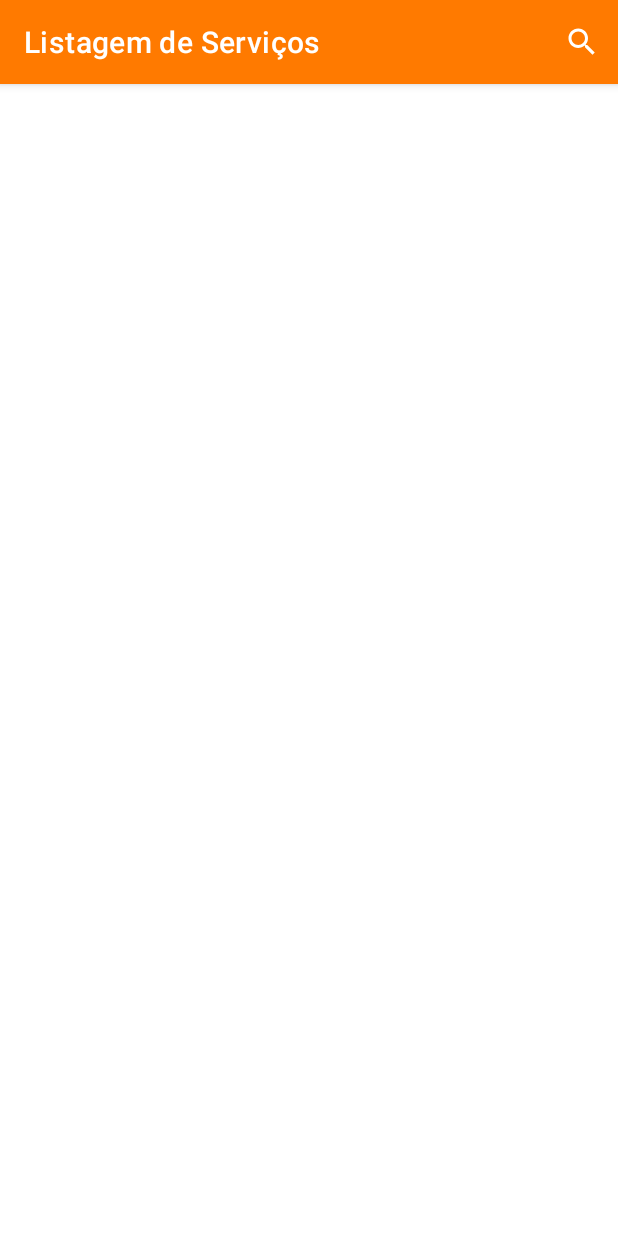
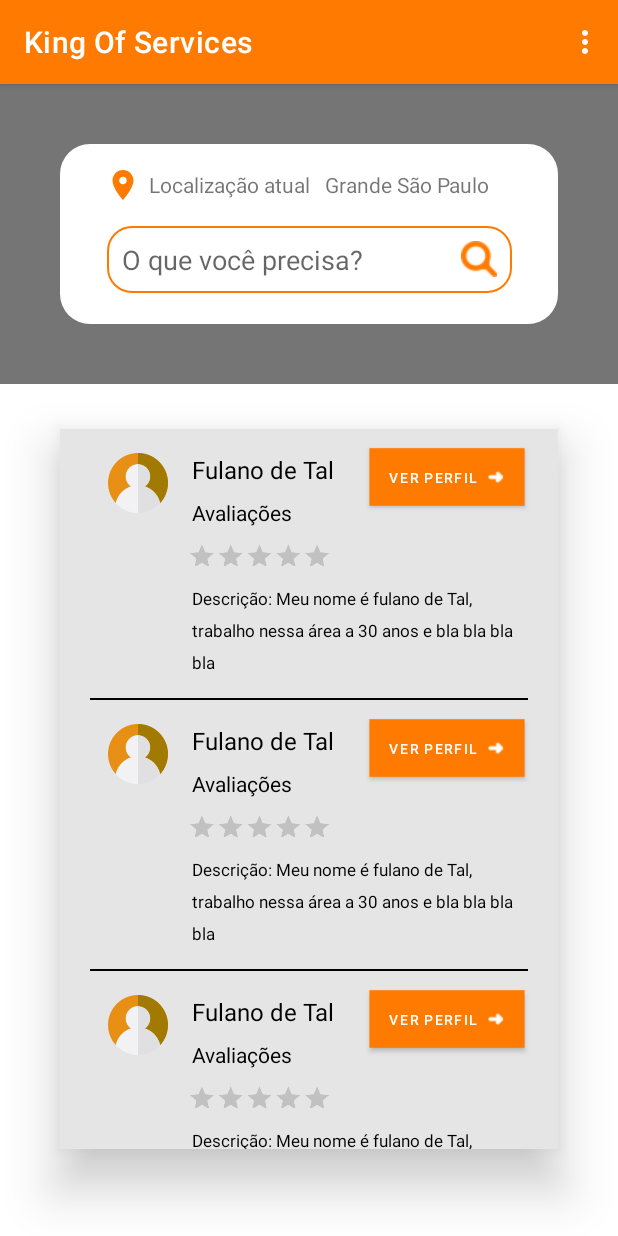
Before and after one commit to Natan-slip/Mobile-King-Of-Service, an Android app: the TelaLogin screen opened directly, with no data from a screen before it, after a tap on "LOGIN", on a phone screen of 412 x 824 dp. Run offline under Robolectric (Android 15) with nearby library versions, the phone set to English and light mode, and no system bars; Roboto replaces fonts that are not available here.

Commit message:
Transfeência de telas concluído

```diff
--- a/app/src/main/AndroidManifest.xml
+++ b/app/src/main/AndroidManifest.xml
@@ -11,7 +11,8 @@
         android:roundIcon="@mipmap/ic_launcher_round"
         android:supportsRtl="true"
         android:theme="@style/Theme.KingOfService">
-        <activity android:name=".TelaListagemDeServicos"></activity>
+        <activity android:name=".TelaListagem"></activity>
+        <activity android:name=".TelaListagemDeServicos" />
         <activity android:name=".TelaFeed" />
         <activity
             android:name=".TelaCadastroPrestador"
--- a/app/src/main/java/br/com/kingofservice/TelaCadastroCliente.kt
+++ b/app/src/main/java/br/com/kingofservice/TelaCadastroCliente.kt
@@ -60,12 +60,34 @@ class TelaCadastroCliente : AppCompatActivity() {
         return true;
     }
 
+    private fun trocaTela() {
+        val intent = Intent(this, TelaListagem::class.java)
+        startActivity(intent)
+    }
+
+    private fun cancelarTela() {
+        val intent = Intent(this, MainActivity::class.java)
+        startActivity(intent)
+    }
+
     override fun onOptionsItemSelected(item: MenuItem): Boolean {
 
         when (item.itemId) {
-            R.id.menu_save -> Toast.makeText(this,"Salvado com sucesso!!", Toast.LENGTH_SHORT).show()
-            R.id.menu_cancel -> Toast.makeText(this,"Cancelado com sucesso!!", Toast.LENGTH_SHORT).show()
-            R.id.menu_help -> Toast.makeText(this,"Ajuda com sucesso!!", Toast.LENGTH_SHORT).show()
+            R.id.menu_save -> {
+                trocaTela()
+                return true
+            }
+
+            R.id.menu_cancel -> {
+                cancelarTela()
+                return true
+            }
+
+            R.id.menu_help -> Toast.makeText(
+                this,
+                "Ajuda com sucesso!!",
+                Toast.LENGTH_SHORT).show()
+
         }
 
         return super.onOptionsItemSelected(item)
--- a/app/src/main/java/br/com/kingofservice/TelaCadastroPrestador.kt
+++ b/app/src/main/java/br/com/kingofservice/TelaCadastroPrestador.kt
@@ -16,8 +16,6 @@ import kotlinx.android.synthetic.main.activity_tela_cadastro_prestador.*
 import java.util.*
 
 class TelaCadastroPrestador : AppCompatActivity() {
-
-    lateinit var iconSalvar: Icon
 
     override fun onCreate(savedInstanceState: Bundle?) {
         super.onCreate(savedInstanceState)
@@ -68,12 +66,33 @@ class TelaCadastroPrestador : AppCompatActivity() {
         return true;
     }
 
+    private fun trocaTela() {
+        val intent = Intent(this, TelaListagem::class.java)
+        startActivity(intent)
+    }
+
+    private fun cancelarTela() {
+        val intent = Intent(this, MainActivity::class.java)
+        startActivity(intent)
+    }
+
     override fun onOptionsItemSelected(item: MenuItem): Boolean {
 
         when (item.itemId) {
-            R.id.menu_save -> Toast.makeText(this,"Salvado com sucesso!!", Toast.LENGTH_SHORT).show()
-            R.id.menu_cancel -> Toast.makeText(this,"Cancelado com sucesso!!", Toast.LENGTH_SHORT).show()
-            R.id.menu_help -> Toast.makeText(this,"Ajuda com sucesso!!", Toast.LENGTH_SHORT).show()
+            R.id.menu_save -> {
+                trocaTela()
+                return true
+            }
+
+            R.id.menu_cancel -> {
+                cancelarTela()
+                return true
+            }
+
+            R.id.menu_help -> Toast.makeText(this
+                ,"Ajuda com sucesso!!",
+                Toast.LENGTH_SHORT).show()
+
         }
 
         return super.onOptionsItemSelected(item)
--- /dev/null
+++ b/app/src/main/java/br/com/kingofservice/TelaListagem.kt
@@ -0,0 +1,60 @@
+package br.com.kingofservice
+
+import android.content.Intent
+import androidx.appcompat.app.AppCompatActivity
+import android.os.Bundle
+import android.view.Menu
+import android.view.MenuItem
+import android.widget.Toast
+
+class TelaListagem : AppCompatActivity() {
+    override fun onCreate(savedInstanceState: Bundle?) {
+        super.onCreate(savedInstanceState)
+        setContentView(R.layout.activity_tela_listagem)
+
+        supportActionBar!!.title = "King Of Services"
+        supportActionBar!!.setBackgroundDrawable(getDrawable(R.drawable.toolbar))
+
+
+
+    }
+
+    override fun onCreateOptionsMenu(menu: Menu?): Boolean {
+    menuInflater.inflate(R.menu.menu_busca,menu);
+    return true;
+    }
+
+    private fun trocaTela() {
+        val intent = Intent(this, TelaFeed::class.java)
+        startActivity(intent)
+    }
+
+
+    override fun onOptionsItemSelected(item: MenuItem): Boolean {
+
+        when (item.itemId) {
+            R.id.profile -> Toast.makeText(
+                this,
+                "Acessado com sucesso!!",
+                Toast.LENGTH_SHORT).show()
+
+            R.id.busca_servicos -> Toast.makeText(
+                this,
+                "Acessado com sucesso!!",
+                Toast.LENGTH_SHORT).show()
+
+            R.id.principais_categorias -> {
+                trocaTela()
+                return true
+            }
+
+            R.id.logout -> Toast.makeText(this
+                ,"Saiu com sucesso!!",
+                Toast.LENGTH_SHORT).show()
+
+        }
+
+        return super.onOptionsItemSelected(item)
+    }
+
+}
--- a/app/src/main/java/br/com/kingofservice/TelaListagemDeServicos.kt
+++ /dev/null
@@ -1,21 +0,0 @@
-package br.com.kingofservice
-
-import androidx.appcompat.app.AppCompatActivity
-import android.os.Bundle
-import android.view.Menu
-
-class TelaListagemDeServicos : AppCompatActivity() {
-    override fun onCreate(savedInstanceState: Bundle?) {
-        super.onCreate(savedInstanceState)
-        setContentView(R.layout.activity_tela_listagem_de_servicos)
-
-        supportActionBar!!.title = "Listagem de Serviços"
-        supportActionBar!!.setBackgroundDrawable(getDrawable(R.drawable.toolbar))
-
-    }
-
-    override fun onCreateOptionsMenu(menu: Menu?): Boolean {
-        menuInflater.inflate(R.menu.menu_busca,menu);
-        return true;
-    }
-}
--- a/app/src/main/java/br/com/kingofservice/TelaLogin.kt
+++ b/app/src/main/java/br/com/kingofservice/TelaLogin.kt
@@ -33,7 +33,7 @@ class TelaLogin : AppCompatActivity() {
         btnFazerLogin = findViewById(R.id.btt_fazerLogin)
 
         btnFazerLogin.setOnClickListener {
-            val intent = Intent(this, TelaListagemDeServicos::class.java)
+            val intent = Intent(this, TelaListagem::class.java)
             startActivity(intent)
         }
 
--- /dev/null
+++ b/app/src/main/res/drawable/background_container_pesquisar.xml
@@ -0,0 +1,7 @@
+<?xml version="1.0" encoding="utf-8"?>
+<shape android:shape="rectangle"
+    xmlns:android="http://schemas.android.com/apk/res/android" android:tint="@android:color/white">
+
+    <corners android:radius="20dp"/>
+
+</shape>
--- /dev/null
+++ b/app/src/main/res/layout/activity_tela_listagem.xml
@@ -0,0 +1,363 @@
+<?xml version="1.0" encoding="utf-8"?>
+<ScrollView
+    xmlns:android="http://schemas.android.com/apk/res/android"
+    xmlns:app="http://schemas.android.com/apk/res-auto"
+    xmlns:tools="http://schemas.android.com/tools"
+    android:layout_width="match_parent"
+    android:layout_height="match_parent"
+    tools:layout_editor_absoluteX="1dp"
+    tools:layout_editor_absoluteY="1dp"
+    android:fillViewport="true">
+
+
+<androidx.constraintlayout.widget.ConstraintLayout
+    android:layout_width="match_parent"
+    android:layout_height="match_parent"
+    android:id="@+id/Tela_Listagem">
+
+    <androidx.constraintlayout.widget.ConstraintLayout
+        android:id="@+id/container_cabecalho"
+        android:layout_width="match_parent"
+        android:layout_height="200dp"
+        android:background="#94121212"
+        app:layout_constraintEnd_toEndOf="parent"
+        app:layout_constraintHorizontal_bias="0.0"
+        app:layout_constraintStart_toStartOf="parent"
+        app:layout_constraintTop_toTopOf="parent">
+
+        <androidx.constraintlayout.widget.ConstraintLayout
+            android:id="@+id/container_pesquisar"
+            android:layout_width="match_parent"
+            android:layout_height="match_parent"
+            android:layout_marginStart="40dp"
+            android:layout_marginTop="40dp"
+            android:layout_marginEnd="40dp"
+            android:layout_marginBottom="40dp"
+            android:background="@drawable/background_container_pesquisar"
+            app:layout_constraintBottom_toBottomOf="parent"
+            app:layout_constraintEnd_toEndOf="parent"
+            app:layout_constraintHorizontal_bias="0.0"
+            app:layout_constraintStart_toStartOf="parent"
+            app:layout_constraintTop_toTopOf="parent"
+            app:layout_constraintVertical_bias="1.0">
+
+            <ImageView
+                android:id="@+id/iv_localizacao"
+                android:layout_width="wrap_content"
+                android:layout_height="wrap_content"
+                android:layout_marginStart="30dp"
+                android:layout_marginTop="15dp"
+                app:layout_constraintStart_toStartOf="parent"
+                app:layout_constraintTop_toTopOf="parent"
+                app:srcCompat="@drawable/localizacao_24" />
+
+            <TextView
+                android:id="@+id/tv_localizacao_atual"
+                android:layout_width="wrap_content"
+                android:layout_height="wrap_content"
+                android:layout_marginStart="5dp"
+                android:layout_marginTop="17dp"
+                android:text="Localização atual"
+                app:layout_constraintStart_toEndOf="@+id/iv_localizacao"
+                app:layout_constraintTop_toTopOf="parent" />
+
+            <TextView
+                android:id="@+id/tv_localizacao_atual2"
+                android:layout_width="wrap_content"
+                android:layout_height="wrap_content"
+                android:layout_marginStart="10dp"
+                android:layout_marginTop="17dp"
+                android:text="Grande São Paulo"
+                app:layout_constraintStart_toEndOf="@+id/tv_localizacao_atual"
+                app:layout_constraintTop_toTopOf="parent" />
+
+            <EditText
+                android:id="@+id/et_pesquisar"
+                android:layout_width="270dp"
+                android:layout_height="wrap_content"
+                android:layout_marginTop="15dp"
+                android:background="@drawable/edit_text_login_background"
+                android:drawableEnd="@drawable/lupa"
+                android:drawablePadding="10dp"
+                android:ems="10"
+                android:hint="O que você precisa?"
+                android:inputType="textPersonName"
+                android:padding="10dp"
+                app:layout_constraintEnd_toEndOf="parent"
+                app:layout_constraintStart_toStartOf="parent"
+                app:layout_constraintTop_toBottomOf="@+id/iv_localizacao" />
+
+        </androidx.constraintlayout.widget.ConstraintLayout>
+
+    </androidx.constraintlayout.widget.ConstraintLayout>
+
+    <androidx.constraintlayout.widget.ConstraintLayout
+        android:id="@+id/container_listagem"
+        android:layout_width="match_parent"
+        android:layout_height="480dp"
+        android:layout_marginStart="40dp"
+        android:layout_marginTop="30dp"
+        android:layout_marginEnd="40dp"
+        android:layout_marginBottom="40dp"
+        android:background="#E5E5E5"
+        android:elevation="20dp"
+        app:layout_constraintBottom_toBottomOf="parent"
+        app:layout_constraintEnd_toEndOf="parent"
+        app:layout_constraintHorizontal_bias="0.0"
+        app:layout_constraintStart_toStartOf="parent"
+        app:layout_constraintTop_toBottomOf="@+id/container_cabecalho"
+        app:layout_constraintVertical_bias="0.0">
+
+        <ImageView
+            android:id="@+id/iv_perfil"
+            android:layout_width="40dp"
+            android:layout_height="40dp"
+            android:layout_marginStart="32dp"
+            android:layout_marginTop="16dp"
+            app:layout_constraintStart_toStartOf="parent"
+            app:layout_constraintTop_toTopOf="parent"
+            app:srcCompat="@drawable/foto_usuario" />
+
+        <ImageView
+            android:id="@+id/iv_perfil3"
+            android:layout_width="40dp"
+            android:layout_height="40dp"
+            android:layout_marginStart="32dp"
+            android:layout_marginTop="16dp"
+            app:layout_constraintStart_toStartOf="parent"
+            app:layout_constraintTop_toBottomOf="@+id/divisao2"
+            app:srcCompat="@drawable/foto_usuario" />
+
+        <ImageView
+            android:id="@+id/iv_perfil2"
+            android:layout_width="40dp"
+            android:layout_height="40dp"
+            android:layout_marginStart="32dp"
+            android:layout_marginTop="16dp"
+            app:layout_constraintStart_toStartOf="parent"
+            app:layout_constraintTop_toBottomOf="@+id/divisao"
+            app:srcCompat="@drawable/foto_usuario" />
+
+        <TextView
+            android:id="@+id/tv_nome"
+            android:layout_width="wrap_content"
+            android:layout_height="wrap_content"
+            android:layout_marginStart="16dp"
+            android:layout_marginTop="16dp"
+            android:text="Fulano de Tal"
+            android:textColor="#000000"
+            android:textSize="16sp"
+            app:layout_constraintStart_toEndOf="@+id/iv_perfil"
+            app:layout_constraintTop_toTopOf="parent" />
+
+        <TextView
+            android:id="@+id/tv_nome2"
+            android:layout_width="wrap_content"
+            android:layout_height="wrap_content"
+            android:layout_marginStart="16dp"
+            android:layout_marginTop="16dp"
+            android:text="Fulano de Tal"
+            android:textColor="#000000"
+            android:textSize="16sp"
+            app:layout_constraintStart_toEndOf="@+id/iv_perfil2"
+            app:layout_constraintTop_toBottomOf="@+id/divisao" />
+
+        <TextView
+            android:id="@+id/tv_nome3"
+            android:layout_width="wrap_content"
+            android:layout_height="wrap_content"
+            android:layout_marginStart="16dp"
+            android:layout_marginTop="16dp"
+            android:text="Fulano de Tal"
+            android:textColor="#000000"
+            android:textSize="16sp"
+            app:layout_constraintStart_toEndOf="@+id/iv_perfil3"
+            app:layout_constraintTop_toBottomOf="@+id/divisao2" />
+
+        <TextView
+            android:id="@+id/tv_avaliacao"
+            android:layout_width="wrap_content"
+            android:layout_height="wrap_content"
+            android:layout_marginTop="8dp"
+            android:text="Avaliações"
+            android:textColor="#000000"
+            app:layout_constraintStart_toStartOf="@+id/tv_nome"
+            app:layout_constraintTop_toBottomOf="@+id/tv_nome" />
+
+        <TextView
+            android:id="@+id/tv_avaliacao2"
+            android:layout_width="wrap_content"
+            android:layout_height="wrap_content"
+            android:layout_marginTop="8dp"
+            android:text="Avaliações"
+            android:textColor="#000000"
+            app:layout_constraintStart_toStartOf="@+id/tv_nome2"
+            app:layout_constraintTop_toBottomOf="@+id/tv_nome2" />
+
+        <TextView
+            android:id="@+id/tv_avaliacao3"
+            android:layout_width="wrap_content"
+            android:layout_height="wrap_content"
+            android:layout_marginTop="8dp"
+            android:text="Avaliações"
+            android:textColor="#000000"
+            app:layout_constraintStart_toStartOf="@+id/tv_nome3"
+            app:layout_constraintTop_toBottomOf="@+id/tv_nome3" />
+
+        <RatingBar
+            android:id="@+id/avaliacao"
+            android:layout_width="wrap_content"
+            android:layout_height="40dp"
+            android:scaleX="0.4"
+            android:scaleY="0.4"
+            android:translationX="-75dp"
+            android:translationY="-2dp"
+            android:visibility="visible"
+            app:layout_constraintStart_toStartOf="@+id/tv_avaliacao"
+            app:layout_constraintTop_toBottomOf="@+id/tv_avaliacao" />
+
+        <RatingBar
+            android:id="@+id/avaliacao2"
+            android:layout_width="wrap_content"
+            android:layout_height="40dp"
+            android:scaleX="0.4"
+            android:scaleY="0.4"
+            android:translationX="-75dp"
+            android:translationY="-2dp"
+            android:visibility="visible"
+            app:layout_constraintStart_toStartOf="@+id/tv_avaliacao2"
+            app:layout_constraintTop_toBottomOf="@+id/tv_avaliacao2" />
+
+        <RatingBar
+            android:id="@+id/avaliacao3"
+            android:layout_width="wrap_content"
+            android:layout_height="40dp"
+            android:scaleX="0.4"
+            android:scaleY="0.4"
+            android:translationX="-75dp"
+            android:translationY="-2dp"
+            android:visibility="visible"
+            app:layout_constraintStart_toStartOf="@+id/tv_avaliacao3"
+            app:layout_constraintTop_toBottomOf="@+id/tv_avaliacao3" />
+
+        <TextView
+            android:id="@+id/tv_descricao"
+            android:layout_width="230dp"
+            android:layout_height="wrap_content"
+            android:lineSpacingExtra="8sp"
+            android:text="Descrição: Meu nome é fulano de Tal, trabalho nessa área a 30 anos e bla bla bla bla"
+            android:textAlignment="viewStart"
+            android:textColor="#000000"
+            android:textSize="11sp"
+            app:layout_constraintStart_toStartOf="@+id/avaliacao"
+            app:layout_constraintTop_toBottomOf="@+id/avaliacao" />
+
+        <TextView
+            android:id="@+id/tv_descricao2"
+            android:layout_width="230dp"
+            android:layout_height="wrap_content"
+            android:lineSpacingExtra="8sp"
+            android:text="Descrição: Meu nome é fulano de Tal, trabalho nessa área a 30 anos e bla bla bla bla"
+            android:textAlignment="viewStart"
+            android:textColor="#000000"
+            android:textSize="11sp"
+            app:layout_constraintStart_toStartOf="@+id/avaliacao2"
+            app:layout_constraintTop_toBottomOf="@+id/avaliacao2" />
+
+        <TextView
+            android:id="@+id/tv_descricao3"
+            android:layout_width="230dp"
+            android:layout_height="wrap_content"
+            android:lineSpacingExtra="8sp"
+            android:text="Descrição: Meu nome é fulano de Tal, trabalho nessa área a 30 anos e bla bla bla bla"
+            android:textAlignment="viewStart"
+            android:textColor="#000000"
+            android:textSize="11sp"
+            app:layout_constraintStart_toStartOf="@+id/avaliacao3"
+            app:layout_constraintTop_toBottomOf="@+id/avaliacao3" />
+
+        <View
+            android:id="@+id/divisao"
+            android:layout_width="match_parent"
+            android:layout_height="1dp"
+            android:layout_marginStart="20dp"
+            android:layout_marginTop="16dp"
+            android:layout_marginEnd="20dp"
+            android:background="#000000"
+            app:layout_constraintEnd_toEndOf="parent"
+            app:layout_constraintStart_toStartOf="parent"
+            app:layout_constraintTop_toBottomOf="@+id/tv_descricao" />
+
+        <View
+            android:id="@+id/divisao2"
+            android:layout_width="match_parent"
+            android:layout_height="1dp"
+            android:layout_marginStart="20dp"
+            android:layout_marginTop="16dp"
+            android:layout_marginEnd="20dp"
+            android:background="#000000"
+            app:layout_constraintEnd_toEndOf="parent"
+            app:layout_constraintStart_toStartOf="parent"
+            app:layout_constraintTop_toBottomOf="@+id/tv_descricao2" />
+
+        <Button
+            android:id="@+id/btn_ver_perfil"
+            android:layout_width="wrap_content"
+            android:layout_height="wrap_content"
+            android:layout_marginStart="16dp"
+            android:layout_marginTop="8dp"
+            android:layout_marginEnd="16dp"
+            android:background="#FF7A00"
+            android:backgroundTint="#FF7A00"
+            android:drawableEnd="@drawable/avancar"
+            android:scaleX="0.8"
+            android:scaleY="0.8"
+            android:text="Ver perfil"
+            android:textSize="12sp"
+            app:cornerRadius="50dp"
+            app:layout_constraintEnd_toEndOf="parent"
+            app:layout_constraintStart_toEndOf="@+id/tv_nome"
+            app:layout_constraintTop_toTopOf="parent" />
+
+        <Button
+            android:id="@+id/btn_ver_perfil2"
+            android:layout_width="wrap_content"
+            android:layout_height="wrap_content"
+            android:layout_marginStart="16dp"
+            android:layout_marginTop="8dp"
+            android:layout_marginEnd="16dp"
+            android:background="#FF7A00"
+            android:backgroundTint="#FF7A00"
+            android:drawableEnd="@drawable/avancar"
+            android:scaleX="0.8"
+            android:scaleY="0.8"
+            android:text="Ver perfil"
+            android:textSize="12sp"
+            app:cornerRadius="50dp"
+            app:layout_constraintEnd_toEndOf="parent"
+            app:layout_constraintStart_toEndOf="@+id/tv_nome2"
+            app:layout_constraintTop_toBottomOf="@+id/divisao" />
+
+        <Button
+            android:id="@+id/btn_ver_perfil3"
+            android:layout_width="wrap_content"
+            android:layout_height="wrap_content"
+            android:layout_marginStart="16dp"
+            android:layout_marginTop="8dp"
+            android:layout_marginEnd="16dp"
+            android:background="#FF7A00"
+            android:backgroundTint="#FF7A00"
+            android:drawableEnd="@drawable/avancar"
+            android:scaleX="0.8"
+            android:scaleY="0.8"
+            android:text="Ver perfil"
+            android:textSize="12sp"
+            app:cornerRadius="50dp"
+            app:layout_constraintEnd_toEndOf="parent"
+            app:layout_constraintStart_toEndOf="@+id/tv_nome3"
+            app:layout_constraintTop_toBottomOf="@+id/divisao2" />
+
+    </androidx.constraintlayout.widget.ConstraintLayout>
+
+</androidx.constraintlayout.widget.ConstraintLayout>
+</ScrollView>
--- a/app/src/main/res/layout/activity_tela_listagem_de_servicos.xml
+++ /dev/null
@@ -1,27 +0,0 @@
-<?xml version="1.0" encoding="utf-8"?>
-<ScrollView
-    xmlns:android="http://schemas.android.com/apk/res/android"
-    xmlns:app="http://schemas.android.com/apk/res-auto"
-    xmlns:tools="http://schemas.android.com/tools"
-    android:layout_width="411dp"
-    android:layout_height="match_parent"
-    tools:layout_editor_absoluteX="1dp"
-    tools:layout_editor_absoluteY="1dp"
-    android:fillViewport="true">
-
-<androidx.constraintlayout.widget.ConstraintLayout
-    android:layout_width="match_parent"
-    android:layout_height="match_parent"
-    tools:context=".TelaListagemDeServicos">
-
-
-<!--    <EditText-->
-<!--        android:id="@+id/editTextTexs"-->
-<!--        android:layout_width="300dp"-->
-<!--        android:layout_height="44dp"-->
-<!--        android:background="@drawable/edit_text_login_background"-->
-<!--        tools:layout_editor_absoluteX="55dp"-->
-<!--        tools:layout_editor_absoluteY="77dp">-->
-<!--    </EditText>-->
-</androidx.constraintlayout.widget.ConstraintLayout>
-</ScrollView>
--- a/app/src/main/res/layout/activity_tela_login.xml
+++ b/app/src/main/res/layout/activity_tela_login.xml
@@ -3,7 +3,7 @@
     xmlns:android="http://schemas.android.com/apk/res/android"
     xmlns:app="http://schemas.android.com/apk/res-auto"
     xmlns:tools="http://schemas.android.com/tools"
-    android:layout_width="411dp"
+    android:layout_width="match_parent"
     android:layout_height="match_parent"
     tools:layout_editor_absoluteX="1dp"
     tools:layout_editor_absoluteY="1dp"
--- a/app/src/main/res/menu/menu_busca.xml
+++ b/app/src/main/res/menu/menu_busca.xml
@@ -1,10 +1,26 @@
 <?xml version="1.0" encoding="utf-8"?>
 <menu xmlns:android="http://schemas.android.com/apk/res/android"
     xmlns:app="http://schemas.android.com/apk/res-auto">
-<item
-    android:id="@+id/busca"
-    android:icon="@drawable/lupa2"
-    app:showAsAction="always"
-    android:title="Busca"
-    app:actionViewClass="android.widget.SearchView" />
+
+    <item
+    android:id="@+id/profile"
+    app:showAsAction="never"
+    android:title="Perfil" />
+
+    <item
+    android:id="@+id/busca_servicos"
+    app:showAsAction="never"
+    android:title="Buscar Serviços" />
+
+    <item
+    android:id="@+id/principais_categorias"
+    app:showAsAction="never"
+    android:title="Principais Categorias" />
+
+    <item
+    android:id="@+id/logout"
+    app:showAsAction="never"
+    android:title="Sair" />
+
+
 </menu>
```
Also changed, not shown: app/src/main/res/drawable-v24/avancar.png (added), app/src/main/res/drawable-v24/foto_usuario.png (added), app/src/main/res/drawable-v24/lupa.png (added), app/src/main/res/drawable/lupa.png (deleted), app/src/main/res/drawable/lupa2.png (deleted).
